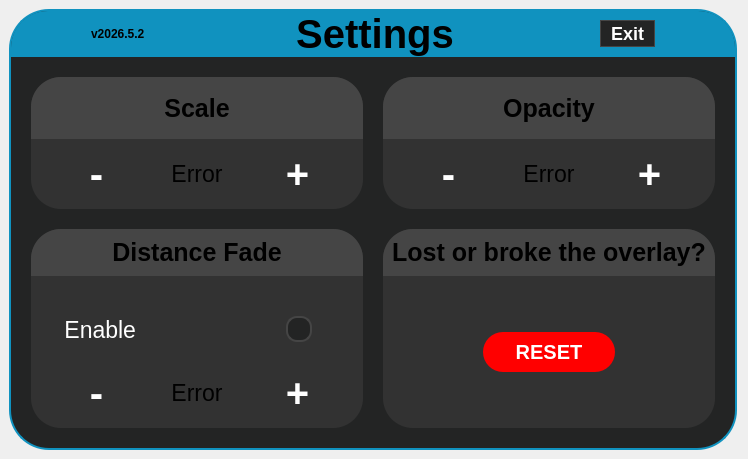
Old version of the form src/userinterface/panicdashboard.ui in the repository Trixxle/SeamenPerformanceOverlay.
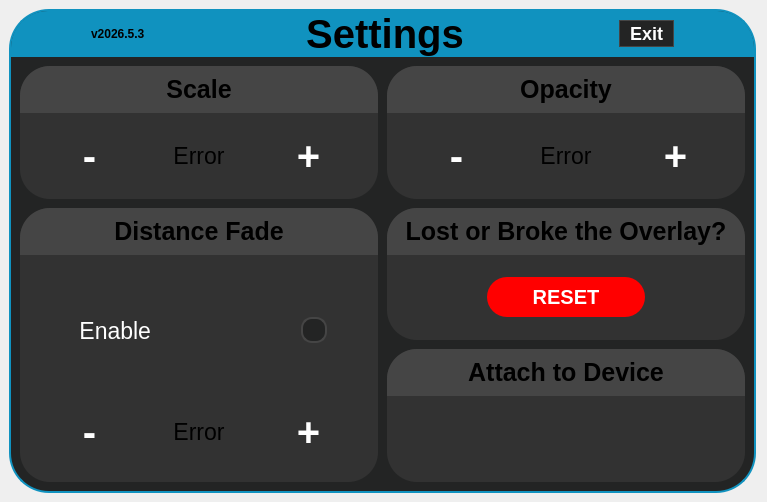
New version of the form. Icons and pictures are not drawn.

Commit message: Implemented an Attach to Device area in the panic menu. Also added icons for it and logic for the backend to handle them. HDM is not yet functional

```diff
--- a/src/userinterface/panicdashboard.ui
+++ b/src/userinterface/panicdashboard.ui
@@ -6,8 +6,8 @@
    <rect>
     <x>0</x>
     <y>0</y>
-    <width>748</width>
-    <height>459</height>
+    <width>767</width>
+    <height>502</height>
    </rect>
   </property>
   <property name="windowTitle">
@@ -24,6 +24,11 @@
     border: 2px solid rgb(16, 146, 191); 
 }
 
+/*--- Attached Device Interaction ---*/
+#LeftControllerButton, #RightControllerButton, #HMDButton {
+	font-size: 18px;
+}
+
 /*--- Version Number ---*/
 #versionNumber{
 	font-size: 12px;
@@ -46,22 +51,22 @@
 
 /* --- The Interaction Frame --- */
 #InteractionFrame {
-    border-radius: 30px;
+    border-radius: 10px;
 }
 
 
 /* --- The 4 Inner Grid Panels  Specific Styling--- */
-#ScaleFrame, #OpacityFrame, #DistanceFadeFrame, #ResetFrame {
+#ScaleFrame, #OpacityFrame, #DistanceFadeFrame, #ResetFrame, #AttachedDeviceFrame {
     background-color: rgb(50, 50, 50);
     border-radius: 30px;
 }
 
-#ScaleTitle, #OpacityTitle, #DistanceFadeTitle, #LostOrBrokeTitle {
+#ScaleTitle, #OpacityTitle, #DistanceFadeTitle, #LostOrBrokeTitle, #AttachedDeviceTitle {
 	font-size: 25px;
     font-weight: bold;
 }
 
-#DistanceFadeTitleFrame, #ScaleTitleFrame, #OpacityTitleFrame, #LostOrBrokeTitleFrame {
+#DistanceFadeTitleFrame, #ScaleTitleFrame, #OpacityTitleFrame, #LostOrBrokeTitleFrame, #AttachedDeviceTitleFrame {
     background-color: #454545;
     border-top-left-radius: 30px;
     border-top-right-radius: 30px;
@@ -247,7 +252,7 @@
          <item>
           <widget class="QLabel" name="versionNumber">
            <property name="text">
-            <string>v2026.5.2</string>
+            <string>v2026.5.3</string>
            </property>
           </widget>
          </item>
@@ -264,7 +269,7 @@
            </property>
           </spacer>
          </item>
-         <item>
+         <item alignment="Qt::AlignmentFlag::AlignHCenter">
           <widget class="QLabel" name="settingsTitle">
            <property name="font">
             <font>
@@ -333,24 +338,9 @@
         <property name="frameShadow">
          <enum>QFrame::Shadow::Raised</enum>
         </property>
-        <layout class="QGridLayout" name="gridLayout" rowstretch="4,6">
-         <property name="sizeConstraint">
-          <enum>QLayout::SizeConstraint::SetDefaultConstraint</enum>
-         </property>
-         <property name="leftMargin">
-          <number>20</number>
-         </property>
-         <property name="topMargin">
-          <number>20</number>
-         </property>
-         <property name="rightMargin">
-          <number>20</number>
-         </property>
-         <property name="bottomMargin">
-          <number>20</number>
-         </property>
+        <layout class="QGridLayout" name="gridLayout">
          <property name="spacing">
-          <number>20</number>
+          <number>9</number>
          </property>
          <item row="0" column="1">
           <widget class="QFrame" name="OpacityFrame">
@@ -424,6 +414,12 @@
               </property>
               <item>
                <widget class="QPushButton" name="MinusOpacity">
+                <property name="sizePolicy">
+                 <sizepolicy hsizetype="Minimum" vsizetype="Expanding">
+                  <horstretch>0</horstretch>
+                  <verstretch>0</verstretch>
+                 </sizepolicy>
+                </property>
                 <property name="text">
                  <string>-</string>
                 </property>
@@ -441,6 +437,12 @@
               </item>
               <item>
                <widget class="QPushButton" name="PlusOpacity">
+                <property name="sizePolicy">
+                 <sizepolicy hsizetype="Minimum" vsizetype="Expanding">
+                  <horstretch>0</horstretch>
+                  <verstretch>0</verstretch>
+                 </sizepolicy>
+                </property>
                 <property name="text">
                  <string>+</string>
                 </property>
@@ -526,6 +528,12 @@
               </property>
               <item>
                <widget class="QPushButton" name="MinusScale">
+                <property name="sizePolicy">
+                 <sizepolicy hsizetype="Minimum" vsizetype="Expanding">
+                  <horstretch>0</horstretch>
+                  <verstretch>0</verstretch>
+                 </sizepolicy>
+                </property>
                 <property name="text">
                  <string>-</string>
                 </property>
@@ -543,6 +551,12 @@
               </item>
               <item>
                <widget class="QPushButton" name="PlusScale">
+                <property name="sizePolicy">
+                 <sizepolicy hsizetype="Minimum" vsizetype="Expanding">
+                  <horstretch>0</horstretch>
+                  <verstretch>0</verstretch>
+                 </sizepolicy>
+                </property>
                 <property name="text">
                  <string>+</string>
                 </property>
@@ -553,7 +567,106 @@
            </layout>
           </widget>
          </item>
-         <item row="1" column="0">
+         <item row="1" column="1">
+          <widget class="QFrame" name="ResetFrame">
+           <property name="frameShape">
+            <enum>QFrame::Shape::StyledPanel</enum>
+           </property>
+           <property name="frameShadow">
+            <enum>QFrame::Shadow::Raised</enum>
+           </property>
+           <layout class="QVBoxLayout" name="verticalLayout_4" stretch="0,4">
+            <property name="spacing">
+             <number>0</number>
+            </property>
+            <property name="leftMargin">
+             <number>0</number>
+            </property>
+            <property name="topMargin">
+             <number>0</number>
+            </property>
+            <property name="rightMargin">
+             <number>0</number>
+            </property>
+            <property name="bottomMargin">
+             <number>0</number>
+            </property>
+            <item>
+             <widget class="QFrame" name="LostOrBrokeTitleFrame">
+              <property name="frameShape">
+               <enum>QFrame::Shape::StyledPanel</enum>
+              </property>
+              <property name="frameShadow">
+               <enum>QFrame::Shadow::Raised</enum>
+              </property>
+              <layout class="QVBoxLayout" name="verticalLayout_10">
+               <item>
+                <widget class="QLabel" name="LostOrBrokeTitle">
+                 <property name="font">
+                  <font>
+                   <family>Segoe UI</family>
+                   <pointsize>-1</pointsize>
+                   <bold>true</bold>
+                  </font>
+                 </property>
+                 <property name="text">
+                  <string>Lost or Broke the Overlay?</string>
+                 </property>
+                 <property name="alignment">
+                  <set>Qt::AlignmentFlag::AlignCenter</set>
+                 </property>
+                </widget>
+               </item>
+              </layout>
+             </widget>
+            </item>
+            <item>
+             <widget class="QFrame" name="panicButtonFrame">
+              <property name="frameShape">
+               <enum>QFrame::Shape::StyledPanel</enum>
+              </property>
+              <property name="frameShadow">
+               <enum>QFrame::Shadow::Raised</enum>
+              </property>
+              <layout class="QVBoxLayout" name="verticalLayout_11">
+               <property name="spacing">
+                <number>0</number>
+               </property>
+               <property name="leftMargin">
+                <number>100</number>
+               </property>
+               <property name="topMargin">
+                <number>0</number>
+               </property>
+               <property name="rightMargin">
+                <number>100</number>
+               </property>
+               <property name="bottomMargin">
+                <number>0</number>
+               </property>
+               <item>
+                <widget class="QPushButton" name="panicButton">
+                 <property name="font">
+                  <font>
+                   <pointsize>-1</pointsize>
+                   <bold>true</bold>
+                  </font>
+                 </property>
+                 <property name="styleSheet">
+                  <string notr="true"/>
+                 </property>
+                 <property name="text">
+                  <string>RESET</string>
+                 </property>
+                </widget>
+               </item>
+              </layout>
+             </widget>
+            </item>
+           </layout>
+          </widget>
+         </item>
+         <item row="1" column="0" rowspan="2">
           <widget class="QFrame" name="DistanceFadeFrame">
            <property name="frameShape">
             <enum>QFrame::Shape::StyledPanel</enum>
@@ -692,6 +805,12 @@
                  </property>
                  <item>
                   <widget class="QPushButton" name="MinusDistanceFade">
+                   <property name="sizePolicy">
+                    <sizepolicy hsizetype="Minimum" vsizetype="Preferred">
+                     <horstretch>0</horstretch>
+                     <verstretch>0</verstretch>
+                    </sizepolicy>
+                   </property>
                    <property name="text">
                     <string>-</string>
                    </property>
@@ -709,6 +828,12 @@
                  </item>
                  <item>
                   <widget class="QPushButton" name="PlusDistanceFade">
+                   <property name="sizePolicy">
+                    <sizepolicy hsizetype="Minimum" vsizetype="Preferred">
+                     <horstretch>0</horstretch>
+                     <verstretch>0</verstretch>
+                    </sizepolicy>
+                   </property>
                    <property name="text">
                     <string>+</string>
                    </property>
@@ -722,15 +847,15 @@
            </layout>
           </widget>
          </item>
-         <item row="1" column="1">
-          <widget class="QFrame" name="ResetFrame">
+         <item row="2" column="1">
+          <widget class="QFrame" name="AttachedDeviceFrame">
            <property name="frameShape">
             <enum>QFrame::Shape::StyledPanel</enum>
            </property>
            <property name="frameShadow">
             <enum>QFrame::Shadow::Raised</enum>
            </property>
-           <layout class="QVBoxLayout" name="verticalLayout_4" stretch="0,4">
+           <layout class="QVBoxLayout" name="verticalLayout_13" stretch="0,4">
             <property name="spacing">
              <number>0</number>
             </property>
@@ -747,16 +872,16 @@
              <number>0</number>
             </property>
             <item>
-             <widget class="QFrame" name="LostOrBrokeTitleFrame">
+             <widget class="QFrame" name="AttachedDeviceTitleFrame">
               <property name="frameShape">
                <enum>QFrame::Shape::StyledPanel</enum>
               </property>
               <property name="frameShadow">
                <enum>QFrame::Shadow::Raised</enum>
               </property>
-              <layout class="QVBoxLayout" name="verticalLayout_10">
+              <layout class="QVBoxLayout" name="verticalLayout_14">
                <item>
-                <widget class="QLabel" name="LostOrBrokeTitle">
+                <widget class="QLabel" name="AttachedDeviceTitle">
                  <property name="font">
                   <font>
                    <family>Segoe UI</family>
@@ -765,7 +890,7 @@
                   </font>
                  </property>
                  <property name="text">
-                  <string>Lost or broke the overlay?</string>
+                  <string>Attach to Device</string>
                  </property>
                  <property name="alignment">
                   <set>Qt::AlignmentFlag::AlignCenter</set>
@@ -776,47 +901,101 @@
              </widget>
             </item>
             <item>
-             <widget class="QFrame" name="panicButtonFrame">
-              <property name="frameShape">
-               <enum>QFrame::Shape::StyledPanel</enum>
+             <layout class="QHBoxLayout" name="AttachedDeviceInteractionFrame">
+              <property name="spacing">
+               <number>10</number>
               </property>
-              <property name="frameShadow">
-               <enum>QFrame::Shadow::Raised</enum>
+              <property name="leftMargin">
+               <number>20</number>
               </property>
-              <layout class="QVBoxLayout" name="verticalLayout_11">
-               <property name="spacing">
-                <number>0</number>
-               </property>
-               <property name="leftMargin">
-                <number>100</number>
-               </property>
-               <property name="topMargin">
-                <number>0</number>
-               </property>
-               <property name="rightMargin">
-                <number>100</number>
-               </property>
-               <property name="bottomMargin">
-                <number>0</number>
-               </property>
-               <item>
-                <widget class="QPushButton" name="panicButton">
-                 <property name="font">
-                  <font>
-                   <pointsize>-1</pointsize>
-                   <bold>true</bold>
-                  </font>
-                 </property>
-                 <property name="styleSheet">
-                  <string notr="true"/>
-                 </property>
-                 <property name="text">
-                  <string>RESET</string>
-                 </property>
-                </widget>
-               </item>
-              </layout>
-             </widget>
+              <property name="topMargin">
+               <number>10</number>
+              </property>
+              <property name="rightMargin">
+               <number>20</number>
+              </property>
+              <property name="bottomMargin">
+               <number>10</number>
+              </property>
+              <item>
+               <widget class="QPushButton" name="LeftControllerButton">
+                <property name="sizePolicy">
+                 <sizepolicy hsizetype="Minimum" vsizetype="Expanding">
+                  <horstretch>0</horstretch>
+                  <verstretch>0</verstretch>
+                 </sizepolicy>
+                </property>
+                <property name="text">
+                 <string/>
+                </property>
+                <property name="icon">
+                 <iconset resource="../../resources/customIcons.qrc">
+                  <normaloff>:/icons/leftControllerPNG.png</normaloff>:/icons/leftControllerPNG.png</iconset>
+                </property>
+                <property name="iconSize">
+                 <size>
+                  <width>40</width>
+                  <height>40</height>
+                 </size>
+                </property>
+               </widget>
+              </item>
+              <item>
+               <widget class="QPushButton" name="HMDButton">
+                <property name="enabled">
+                 <bool>false</bool>
+                </property>
+                <property name="sizePolicy">
+                 <sizepolicy hsizetype="Minimum" vsizetype="Expanding">
+                  <horstretch>0</horstretch>
+                  <verstretch>0</verstretch>
+                 </sizepolicy>
+                </property>
+                <property name="minimumSize">
+                 <size>
+                  <width>0</width>
+                  <height>0</height>
+                 </size>
+                </property>
+                <property name="text">
+                 <string/>
+                </property>
+                <property name="icon">
+                 <iconset resource="../../resources/customIcons.qrc">
+                  <normaloff>:/icons/hmdPNG.png</normaloff>:/icons/hmdPNG.png</iconset>
+                </property>
+                <property name="iconSize">
+                 <size>
+                  <width>40</width>
+                  <height>40</height>
+                 </size>
+                </property>
+               </widget>
+              </item>
+              <item>
+               <widget class="QPushButton" name="RightControllerButton">
+                <property name="sizePolicy">
+                 <sizepolicy hsizetype="Minimum" vsizetype="Expanding">
+                  <horstretch>0</horstretch>
+                  <verstretch>0</verstretch>
+                 </sizepolicy>
+                </property>
+                <property name="text">
+                 <string/>
+                </property>
+                <property name="icon">
+                 <iconset resource="../../resources/customIcons.qrc">
+                  <normaloff>:/icons/rightControllerPNG.png</normaloff>:/icons/rightControllerPNG.png</iconset>
+                </property>
+                <property name="iconSize">
+                 <size>
+                  <width>40</width>
+                  <height>40</height>
+                 </size>
+                </property>
+               </widget>
+              </item>
+             </layout>
             </item>
            </layout>
           </widget>
```
Left out of the diff: 4 changed lines with no effect on the pictures. The commit also changes 8 other files.
